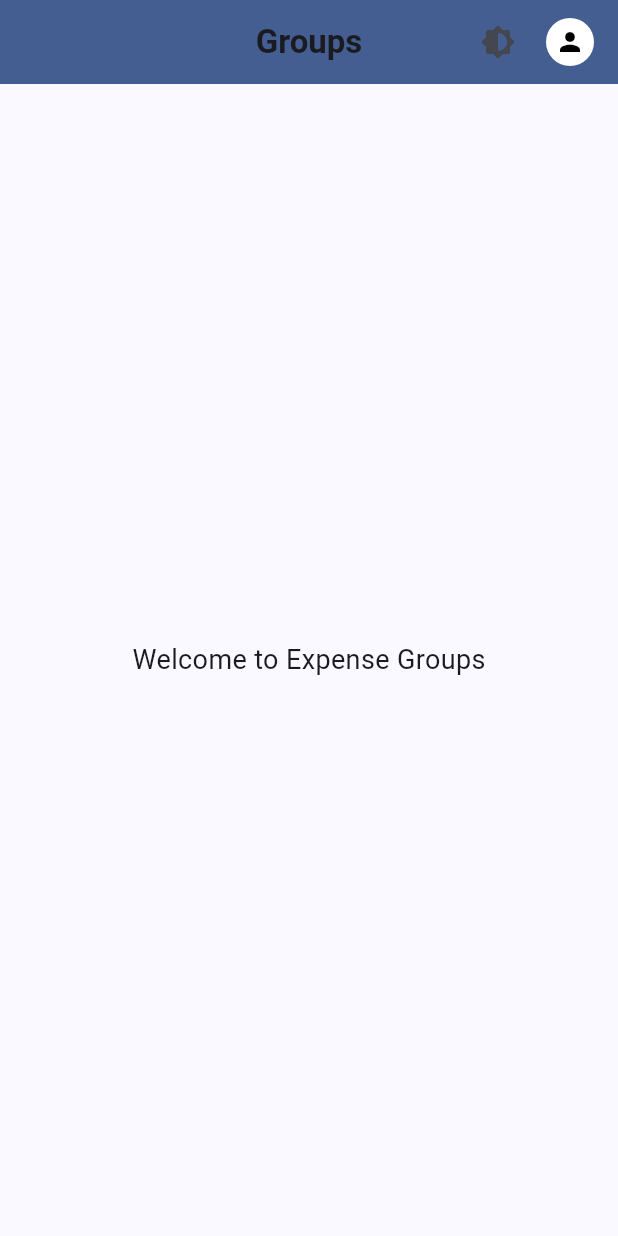
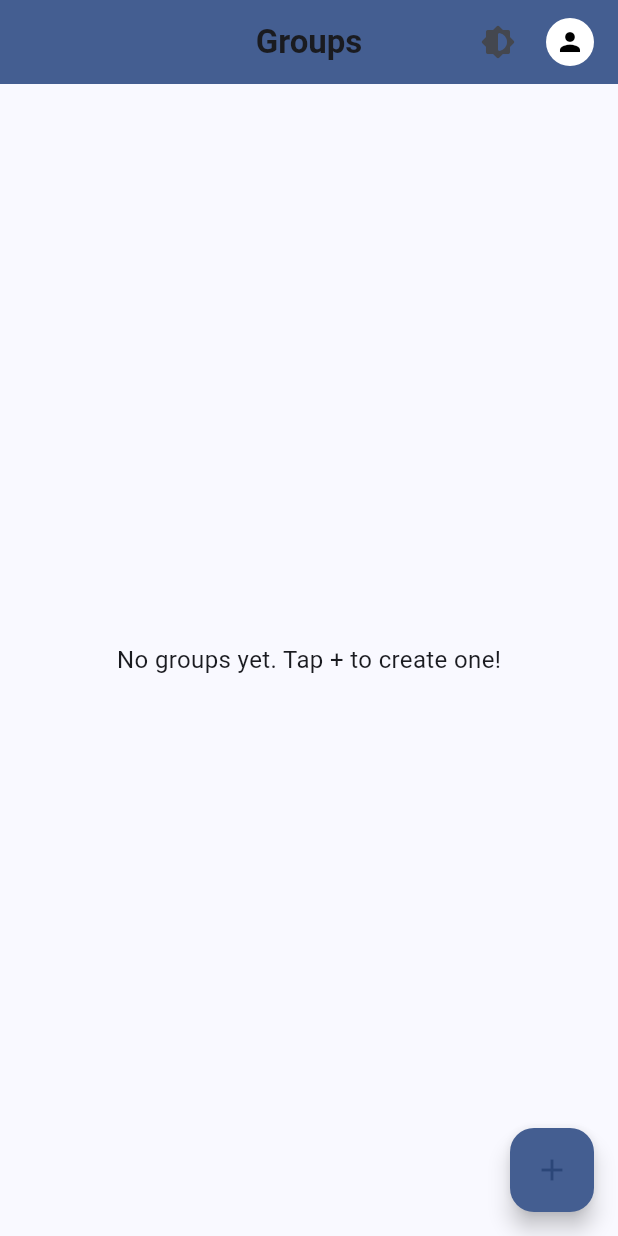
Before and after one commit to Ayman220/expenses-tracker, a Flutter app: the screen it shows once a user with an empty profile is signed in, after a tap on the "brightness 6" icon, on a phone screen of 412 x 824 dp. Run offline on Flutter 3.47's test engine with Material 3 defaults, Android fonts, the phone set to English and light mode, and no system bars; our stand-ins replace cloud_firestore, firebase_auth, firebase_core; accounts and stored records are empty; generated files the repository leaves out were written again.

Commit message:
database service functions add routes to create-group and group-details add group screen group details screen update home screen to show list of groups

```diff
--- a/lib/main.dart
+++ b/lib/main.dart
@@ -1,4 +1,6 @@
 import 'package:expense_tracker/firebase_options.dart';
+import 'package:expense_tracker/screens/groups/add_group.dart';
+import 'package:expense_tracker/screens/groups/group_details.dart';
 import 'package:expense_tracker/screens/wrapper.dart';
 import 'package:expense_tracker/services/auth.dart';
 import 'package:flutter/material.dart';
@@ -55,8 +57,11 @@ class ExpenseTrackerAppState extends State<ExpenseTrackerApp> {
           useMaterial3: true,
         ),
         themeMode: _themeMode, // Use the current theme mode
-        // home: HomeScreen(toggleTheme: _toggleTheme),
         home: Wrapper(toggleTheme: _toggleTheme),
+        routes: {
+          '/add-group': (context) => const AddGroupScreen(),
+          '/group-details': (context) => const GroupDetails(),
+        },
       ),
     );
   }
--- a/lib/screens/home/home.dart
+++ b/lib/screens/home/home.dart
@@ -1,13 +1,52 @@
+import 'package:cloud_firestore/cloud_firestore.dart';
+import 'package:firebase_auth/firebase_auth.dart';
+import 'package:flutter/material.dart';
 import 'package:expense_tracker/services/auth.dart';
-import 'package:flutter/material.dart';
 
-class Home extends StatelessWidget {
+class Home extends StatefulWidget {
   final VoidCallback toggleTheme;
   const Home({super.key, required this.toggleTheme});
 
   @override
+  State<Home> createState() => _HomeState();
+}
+
+class _HomeState extends State<Home> {
+  late Future<List<DocumentSnapshot>>
+  _loadGroups; // Change to match the return type
+
+  @override
+  void initState() {
+    super.initState();
+    _loadGroups = _fetchGroups(); // Initialize with the correct future
+  }
+
+  Future<List<DocumentSnapshot>> _fetchGroups() async {
+    final userId = FirebaseAuth.instance.currentUser!.uid;
+
+    // Fetch groups where the user is a member
+    final snapshot =
+        await FirebaseFirestore.instance
+            .collection('groups')
+            .where('members', arrayContains: userId)
+            .orderBy('createdAt', descending: true)
+            .get();
+
+    return snapshot.docs; // Return list of documents
+  }
+
+  Stream<QuerySnapshot> _groupStream(String userId) {
+    return FirebaseFirestore.instance
+        .collection('groups')
+        .where('members', arrayContains: userId)
+        .orderBy('createdAt', descending: true)
+        .snapshots();
+  }
+
+  @override
   Widget build(BuildContext context) {
-    final AuthService authService = AuthService();
+    final authService = AuthService();
+    final userId = FirebaseAuth.instance.currentUser!.uid;
 
     return Scaffold(
       appBar: AppBar(
@@ -20,7 +59,7 @@ class Home extends StatelessWidget {
         centerTitle: true,
         actions: [
           IconButton(
-            onPressed: toggleTheme,
+            onPressed: widget.toggleTheme,
             tooltip: "Toggle Theme",
             icon: const Icon(Icons.brightness_6_rounded),
           ),
@@ -54,11 +93,63 @@ class Home extends StatelessWidget {
           ),
         ],
       ),
-      body: const Center(
-        child: Text(
-          "Welcome to Expense Groups",
-          style: TextStyle(fontSize: 18),
-        ),
+      body: StreamBuilder<QuerySnapshot>(
+        stream: _groupStream(userId),
+        builder: (context, snapshot) {
+          if (snapshot.connectionState == ConnectionState.waiting) {
+            return const Center(child: CircularProgressIndicator());
+          }
+
+          if (snapshot.hasError) {
+            return const Center(child: Text('Error loading groups'));
+          }
+
+          final docs = snapshot.data?.docs ?? [];
+
+          if (docs.isEmpty) {
+            return const Center(
+              child: Text(
+                "No groups yet. Tap + to create one!",
+                style: TextStyle(fontSize: 16),
+              ),
+            );
+          }
+
+          return ListView.separated(
+            padding: const EdgeInsets.symmetric(horizontal: 16, vertical: 12),
+            itemCount: docs.length,
+            separatorBuilder: (_, __) => const SizedBox(height: 10),
+            itemBuilder: (context, index) {
+              final doc = docs[index];
+              final data = doc.data() as Map<String, dynamic>;
+              final groupName = data['name'] ?? 'Unnamed Group';
+
+              return Card(
+                shape: RoundedRectangleBorder(
+                  borderRadius: BorderRadius.circular(12),
+                ),
+                child: ListTile(
+                  title: Text(groupName),
+                  onTap: () {
+                    Navigator.pushNamed(
+                      context,
+                      '/group-details',
+                      arguments: {'groupId': doc.id, 'groupName': groupName},
+                    );
+                  },
+                ),
+              );
+            },
+          );
+        },
+      ),
+      floatingActionButton: FloatingActionButton(
+        onPressed: () async {
+          await Navigator.pushNamed(context, '/add-group');
+        },
+        tooltip: 'Create Group',
+        backgroundColor: Theme.of(context).colorScheme.primary,
+        child: const Icon(Icons.add),
       ),
     );
   }
```
Also changed, not shown: lib/screens/groups/add_group.dart (added, +140 -0 lines), lib/screens/groups/group_details.dart (added, +97 -0 lines), lib/services/database.dart (+66 -3 lines).
